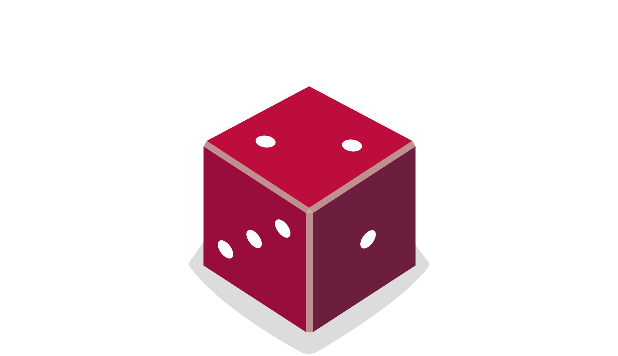
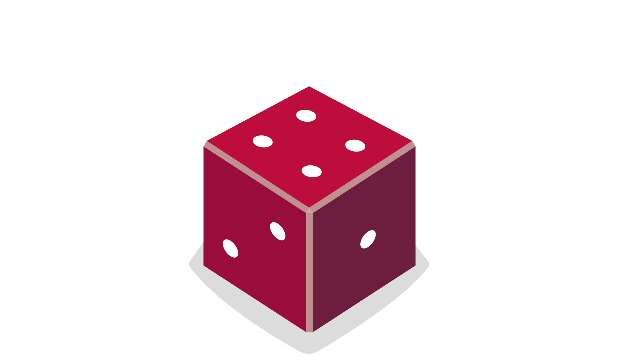
Before and after one commit to Shivam-officials/Android_Development_Learning, an Android app: the layout activity_main.xml on its own in the app's theme, with its tools: preview values and no code run, on a phone screen of 412 x 824 dp. Shown: the part 398-754 px from the top of the screen. Run offline under Robolectric (Android 15) with nearby library versions, the phone set to English and light mode, and no system bars.

Commit message:
adding the preview of image dice when app opens

```diff
--- a/Android Basics in Kotlin/Kotlin Basics/Dice Roller/app/src/main/res/layout/activity_main.xml
+++ b/Android Basics in Kotlin/Kotlin Basics/Dice Roller/app/src/main/res/layout/activity_main.xml
@@ -30,6 +30,6 @@
         app:layout_constraintEnd_toEndOf="parent"
         app:layout_constraintStart_toStartOf="parent"
         app:layout_constraintTop_toTopOf="parent"
-        tools:srcCompat="@drawable/dice_2" />
+        app:srcCompat="@drawable/dice_4" />
 
 </androidx.constraintlayout.widget.ConstraintLayout>
```
